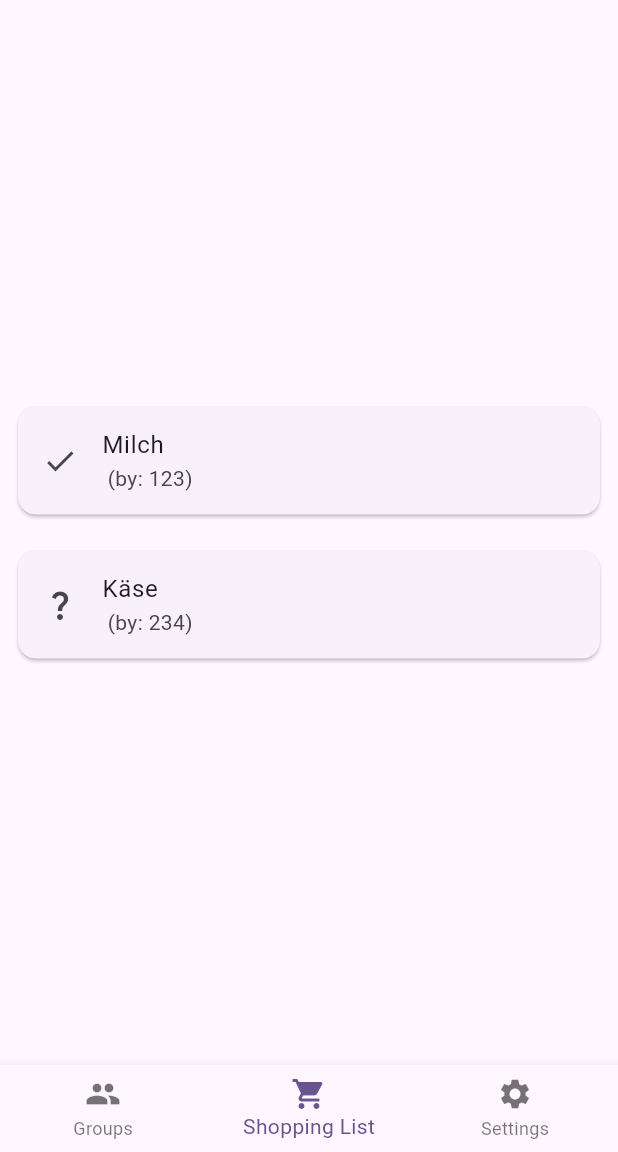
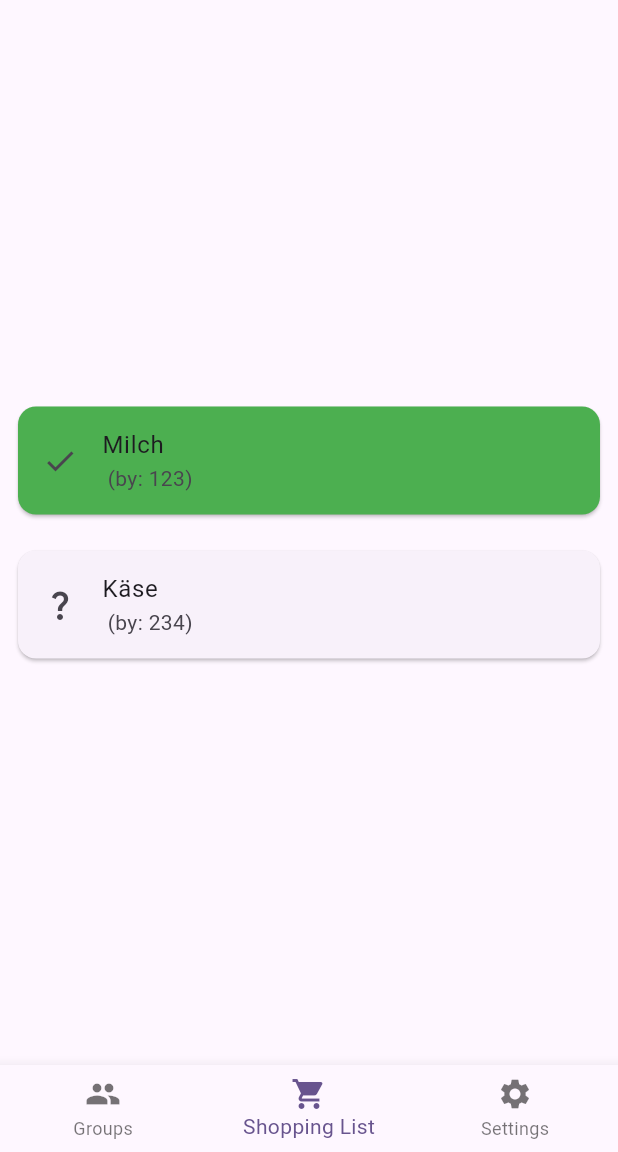
Before and after one commit to DenisKnecht02/flutter_project_2023, a Flutter app: the screen it shows after launch, item 2 of the bottom bar chosen, on a phone screen of 412 x 824 dp, the part 84-1236 px from its top. Run offline on Flutter 3.47's test engine with Material 2 defaults, Android fonts, the phone set to English and light mode, and no system bars.

Commit message:
added: Item becommes green if checked

```diff
--- a/lib/widgets/shopping_item.dart
+++ b/lib/widgets/shopping_item.dart
@@ -11,6 +11,7 @@ class ShoppingItemWidget extends StatelessWidget {
     return Padding(
       padding: const EdgeInsets.all(8.0),
       child: Card(
+        color: shoppingItem.isBought ? Colors.green : null,
         child: ListTile(
           title: Text(shoppingItem.name),
           subtitle: Text(
```
